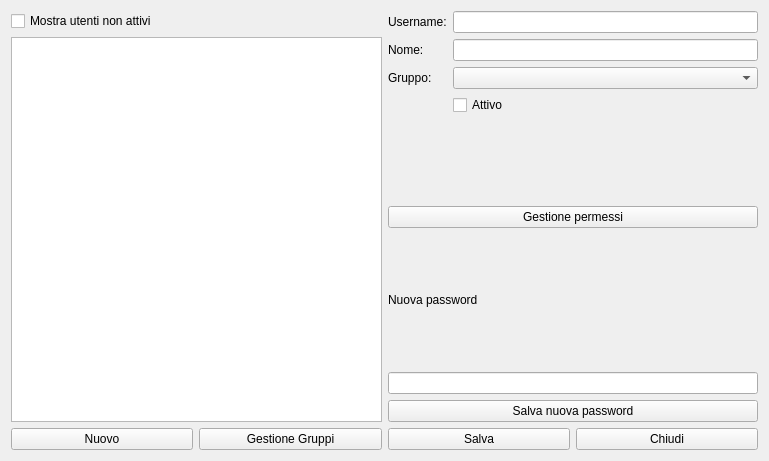
Before: the Qt Designer form hgestioneutenti.ui in fblabs/hamlet-mod-sancon, drawn with Qt 5.
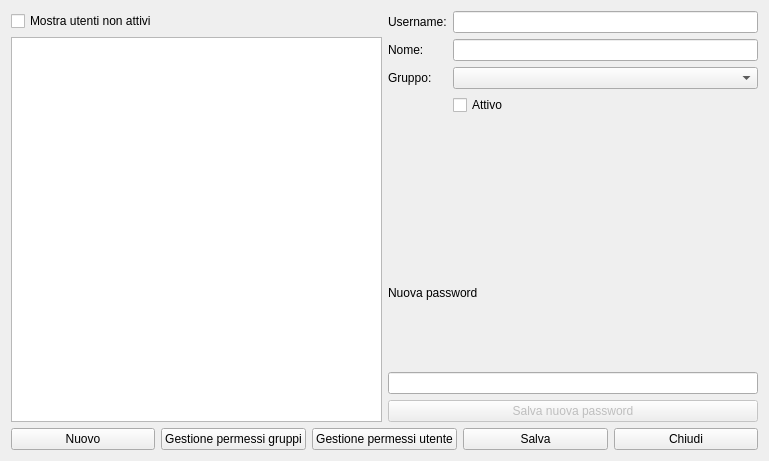
After: the same form once the commit is applied. Icons and pictures are not drawn.

Diff of the .ui file:
```diff
--- a/hgestioneutenti.ui
+++ b/hgestioneutenti.ui
@@ -82,23 +82,6 @@
            </item>
           </layout>
          </item>
-         <item>
-          <widget class="QPushButton" name="pbUserPermissions">
-           <property name="text">
-            <string>Gestione permessi</string>
-           </property>
-           <property name="icon">
-            <iconset resource="icons.qrc">
-             <normaloff>:/Resources/Bar-chart64.png</normaloff>:/Resources/Bar-chart64.png</iconset>
-           </property>
-           <property name="iconSize">
-            <size>
-             <width>32</width>
-             <height>32</height>
-            </size>
-           </property>
-          </widget>
-         </item>
          <item>
           <layout class="QVBoxLayout" name="verticalLayout_2">
            <item>
@@ -113,6 +96,9 @@
            </item>
            <item>
             <widget class="QPushButton" name="pbNuovaPassword">
+             <property name="enabled">
+              <bool>false</bool>
+             </property>
              <property name="text">
               <string>Salva nuova password</string>
              </property>
@@ -147,10 +133,30 @@
          </property>
         </widget>
        </item>
+       <item>
+        <widget class="QPushButton" name="pbUserPermissions">
+         <property name="enabled">
+          <bool>true</bool>
+         </property>
+         <property name="text">
+          <string>Gestione permessi gruppi</string>
+         </property>
+         <property name="icon">
+          <iconset resource="icons.qrc">
+           <normaloff>:/Resources/Bar-chart64.png</normaloff>:/Resources/Bar-chart64.png</iconset>
+         </property>
+         <property name="iconSize">
+          <size>
+           <width>32</width>
+           <height>32</height>
+          </size>
+         </property>
+        </widget>
+       </item>
        <item>
         <widget class="QPushButton" name="pbGroups">
          <property name="text">
-          <string>Gestione Gruppi</string>
+          <string>Gestione permessi utente</string>
          </property>
          <property name="icon">
           <iconset resource="icons.qrc">
```
Left out of the diff: 12 changed lines with no effect on the pictures.
